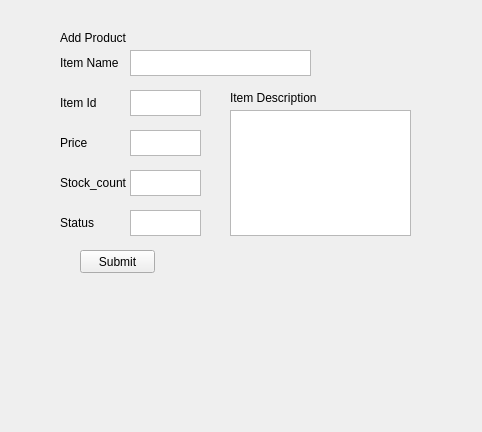
Qt form InvGUI/p1add.ui (scottoberman/CSUFDevs) before a commit.
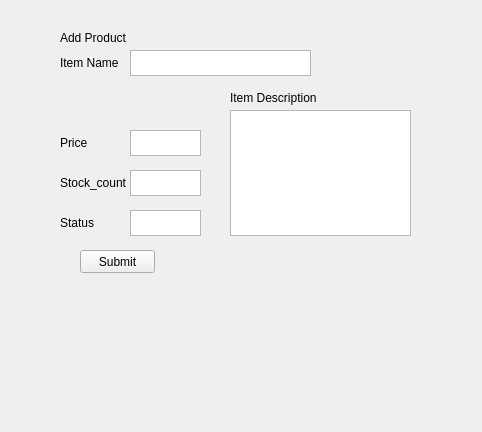
The same form after that commit.

```diff
--- a/InvGUI/p1add.ui
+++ b/InvGUI/p1add.ui
@@ -121,16 +121,6 @@
     </rect>
    </property>
   </widget>
-  <widget class="QTextEdit" name="ItemID">
-   <property name="geometry">
-    <rect>
-     <x>130</x>
-     <y>90</y>
-     <width>71</width>
-     <height>26</height>
-    </rect>
-   </property>
-  </widget>
   <widget class="QTextEdit" name="ItemName">
    <property name="geometry">
     <rect>
@@ -141,19 +131,6 @@
     </rect>
    </property>
   </widget>
-  <widget class="QLabel" name="label_6">
-   <property name="geometry">
-    <rect>
-     <x>60</x>
-     <y>95</y>
-     <width>71</width>
-     <height>16</height>
-    </rect>
-   </property>
-   <property name="text">
-    <string>Item Id</string>
-   </property>
-  </widget>
   <widget class="QLabel" name="label_7">
    <property name="geometry">
     <rect>
```
